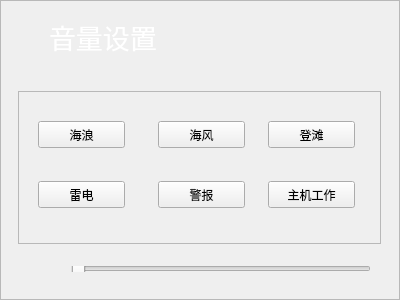
Before: the Qt Designer form hfIIMS/src/hfVolumeSet.ui in lijingping/hfIIMS, drawn with Qt 5.
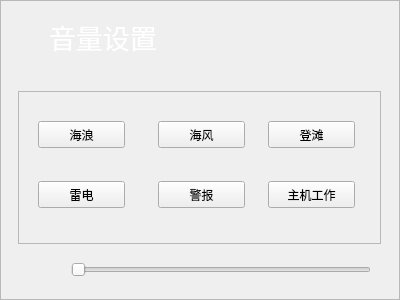
After: the same form once the commit is applied.

Commit message: modify ui for detail,volume set slider

What changed in the file:
```diff
--- a/hfIIMS/src/hfVolumeSet.ui
+++ b/hfIIMS/src/hfVolumeSet.ui
@@ -293,13 +293,13 @@
          <property name="minimumSize">
           <size>
            <width>300</width>
-           <height>6</height>
+           <height>0</height>
           </size>
          </property>
          <property name="maximumSize">
           <size>
-           <width>300</width>
-           <height>6</height>
+           <width>16777215</width>
+           <height>16777215</height>
           </size>
          </property>
          <property name="orientation">
```
The commit also changes 15 other files.
